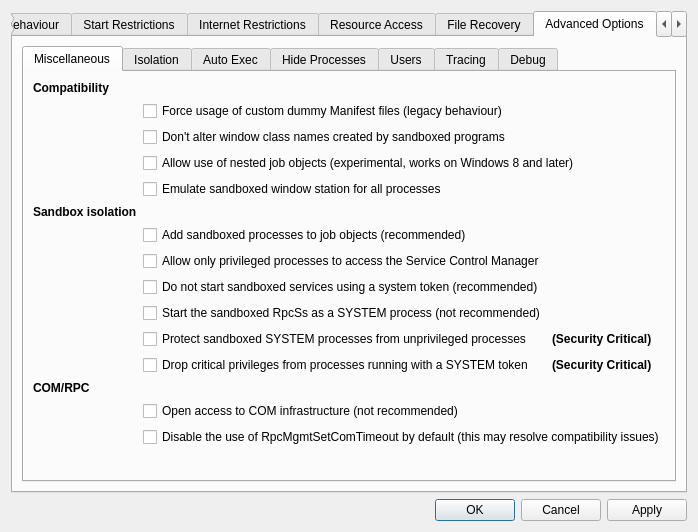
First picture: the form in SandboxiePlus/SandMan/Forms/OptionsWindow.ui, repository sandboxie-plus/Sandboxie, before the edit.
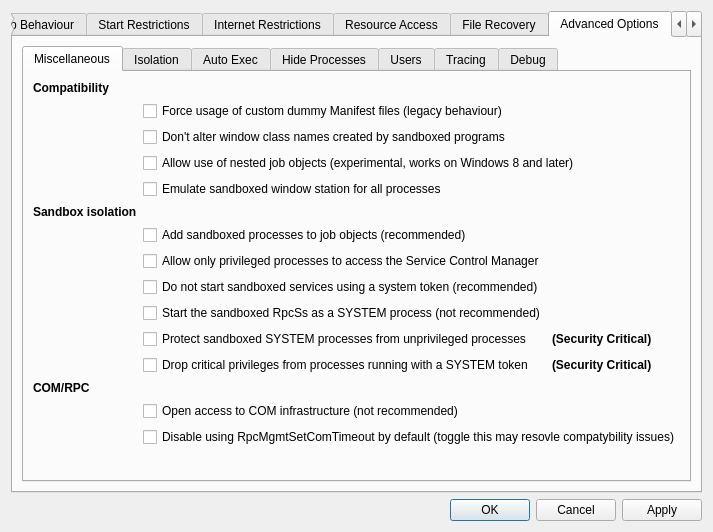
Second picture: the form after the edit.

```diff
--- a/SandboxiePlus/SandMan/Forms/OptionsWindow.ui
+++ b/SandboxiePlus/SandMan/Forms/OptionsWindow.ui
@@ -2173,7 +2173,7 @@
                  <item row="15" column="1" colspan="2">
                   <widget class="QCheckBox" name="chkComTimeout">
                    <property name="text">
-                    <string>Disable the use of RpcMgmtSetComTimeout by default (this may resolve compatibility issues)</string>
+                    <string>Disable using RpcMgmtSetComTimeout by default (toggle this may resovle compatybility issues)</string>
                    </property>
                   </widget>
                  </item>
```
